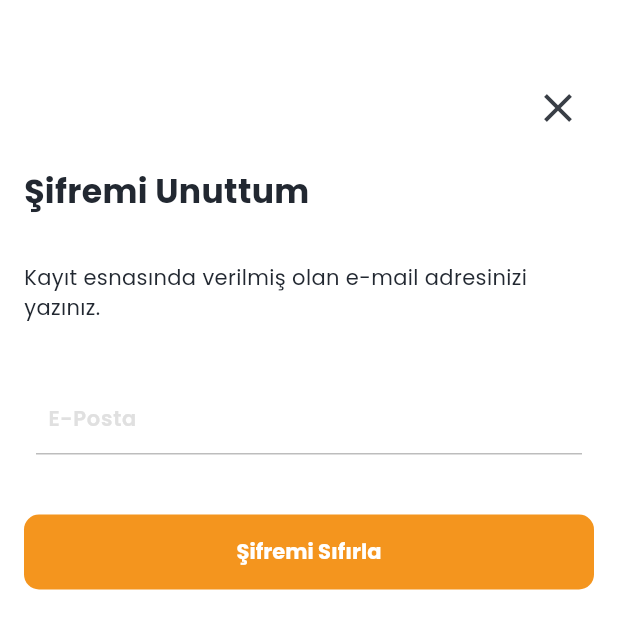
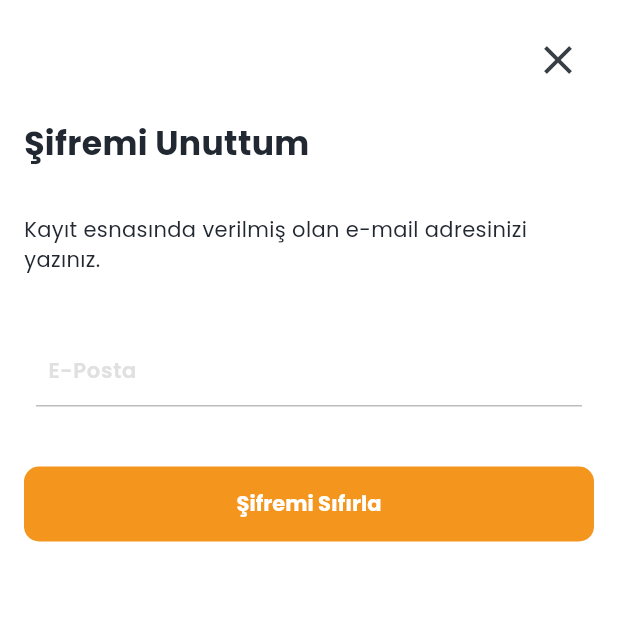
Before and after one commit to emresutuna/flt_yeni_okul, a Flutter app: the ForgotPasswordEmailPage screen opened by its route, on a phone screen of 412 x 824 dp. Shown: the top 629 px of the screen. Run offline on Flutter 3.47's test engine with Material 3 defaults, Android fonts, the phone set to English and light mode, and no system bars; our stand-ins replace bloc, cached_network_image, carousel_slider, cloud_firestore, dio, dropdown_button2 and 19 more; missing offline and left inert: chucker_flutter, dart:ffi, flutter_text_box, onboarding; accounts and stored records are empty.

Commit message:
added ForgotPassword ,ui fix

```diff
--- a/lib/service/apiUrls.dart
+++ b/lib/service/apiUrls.dart
@@ -3,6 +3,7 @@ import '../ui/course/model/CourseTypeEnum.dart';
 class ApiUrls {
   static const String loginUrl = "/login";
   static const String register = "/register";
+  static const String forgotPassword = "/forgot-password";
   static const String logout = "/logout";
   static const String lectures = "/lecture";
   static const String school = "/mobile/school";
--- /dev/null
+++ b/lib/ui/forgotpassword/ForgotPasswordRequest.dart
@@ -0,0 +1,17 @@
+class ForgotPasswordRequest {
+  String email;
+
+  ForgotPasswordRequest({required this.email});
+
+  Map<String, dynamic> toJson() {
+    return {
+      'email': email,
+    };
+  }
+
+  factory ForgotPasswordRequest.fromJson(Map<String, dynamic> json) {
+    return ForgotPasswordRequest(
+      email: json['email'],
+    );
+  }
+}
--- /dev/null
+++ b/lib/ui/forgotpassword/ForgotPasswordResponse.dart
@@ -0,0 +1,18 @@
+class ForgotPasswordResponse {
+  bool? status;
+  String? message;
+
+  ForgotPasswordResponse({this.status, this.message});
+
+  ForgotPasswordResponse.fromJson(Map<String, dynamic> json) {
+    status = json['status'];
+    message = json['message'];
+  }
+
+  Map<String, dynamic> toJson() {
+    final Map<String, dynamic> data = <String, dynamic>{};
+    data['status'] = status;
+    data['message'] = message;
+    return data;
+  }
+}
--- /dev/null
+++ b/lib/ui/forgotpassword/bloc/ForgotPasswordEvent.dart
@@ -0,0 +1,11 @@
+import '../ForgotPasswordRequest.dart';
+
+abstract class ForgotPasswordEvent {}
+
+class ForgotPwd extends ForgotPasswordEvent {
+  final ForgotPasswordRequest request;
+
+  ForgotPwd({
+    required this.request,
+  });
+}
--- /dev/null
+++ b/lib/ui/forgotpassword/bloc/ForgotPasswordState.dart
@@ -0,0 +1,19 @@
+import 'package:baykurs/ui/forgotpassword/ForgotPasswordResponse.dart';
+
+abstract class ForgotPasswordState {}
+
+class ForgotPasswordDefault extends ForgotPasswordState {}
+
+class ForgotPasswordLoading extends ForgotPasswordState {}
+
+class ForgotPasswordSuccess extends ForgotPasswordState {
+  final ForgotPasswordResponse response;
+
+  ForgotPasswordSuccess(this.response);
+}
+
+class ForgotPasswordError extends ForgotPasswordState {
+  final String error;
+
+  ForgotPasswordError(this.error);
+}
--- a/lib/ui/forgotpassword/forgotPasswordEmail.dart
+++ b/lib/ui/forgotpassword/forgotPasswordEmail.dart
@@ -1,9 +1,14 @@
+import 'package:baykurs/ui/forgotpassword/ForgotPasswordRequest.dart';
 import 'package:baykurs/ui/forgotpassword/ForgotPasswordValidation.dart';
+import 'package:baykurs/ui/forgotpassword/bloc/ForgotPasswordBloc.dart';
+import 'package:baykurs/ui/forgotpassword/bloc/ForgotPasswordEvent.dart';
 import 'package:baykurs/widgets/PrimaryButton.dart';
 import 'package:flutter/material.dart';
+import 'package:flutter_bloc/flutter_bloc.dart';
 import 'package:get/get.dart';
 import '../../util/YOColors.dart';
 import '../../widgets/PrimaryInputField.dart';
+import 'bloc/ForgotPasswordState.dart';
 
 class ForgotPasswordEmailPage extends StatefulWidget {
   const ForgotPasswordEmailPage({super.key});
@@ -27,7 +32,30 @@ class _ForgotPasswordEmailPageState extends State<ForgotPasswordEmailPage> {
   Widget build(BuildContext context) {
     return Scaffold(
       backgroundColor: Colors.white,
-      body: Padding(
+      body: BlocConsumer<ForgotPasswordBloc, ForgotPasswordState>(
+        listener: (context, state) async {
+          if (state is ForgotPasswordSuccess) {
+            Get.snackbar(
+              "Başarılı",
+              state.response.message ?? "Mail Adresinize sıfırlama bağlantısı iletildi",
+              colorText: Colors.white,
+              backgroundColor: Colors.green,
+            );
+            Future.delayed(const Duration(seconds: 1), () {
+              Navigator.pop(context);
+            });
+          } else if (state is ForgotPasswordError) {
+            Get.snackbar(
+              "Hata",
+              state.error ?? "Bir hata oluştu, lütfen tekrar deneyin.",
+              colorText: Colors.white,
+              backgroundColor: Colors.red,
+            );
+          }
+        },
+        builder: (context, state) {
+          return SingleChildScrollView(
+            child: Padding(
               padding: const EdgeInsets.all(16.0),
               child: Column(
                 mainAxisAlignment: MainAxisAlignment.start,
@@ -35,34 +63,22 @@ class _ForgotPasswordEmailPageState extends State<ForgotPasswordEmailPage> {
                 children: [
                   Align(
                     alignment: Alignment.topRight,
-              child: Padding(
-                padding: const EdgeInsets.only(
-                    left: 0.0, top: 32, right: 0, bottom: 0),
                     child: IconButton(
                       color: color2,
                       padding: EdgeInsets.zero,
                       constraints: const BoxConstraints(),
                       iconSize: 32,
                       alignment: Alignment.centerLeft,
-                  icon: const Icon(
-                    Icons.close,
-                  ),
-                  onPressed: () {
-                    Navigator.pop(context);
-                  },
+                      icon: const Icon(Icons.close),
+                      onPressed: () => Navigator.pop(context),
                     ),
                   ),
-            ),
-            const SizedBox(
-              height: 16,
-            ),
+                  const SizedBox(height: 16),
                   Text(
                     "Şifremi Unuttum",
                     style: styleBlack18Bold.copyWith(fontSize: 22),
                   ),
-            const SizedBox(
-              height: 32,
-            ),
+                  const SizedBox(height: 32),
                   Text(
                     "Kayıt esnasında verilmiş olan e-mail adresinizi yazınız.",
                     style: styleBlack14Regular,
@@ -71,26 +87,28 @@ class _ForgotPasswordEmailPageState extends State<ForgotPasswordEmailPage> {
                   PrimaryInputField(
                     controller: forgotPasswordValidation.emailController,
                     hintText: "E-Posta",
+                    keyboardType: TextInputType.emailAddress,
                   ),
                   const SizedBox(height: 32),
                   SizedBox(
                     width: double.infinity,
-                child: PrimaryButton(
+                    child: state is ForgotPasswordLoading
+                        ? Center(child: CircularProgressIndicator(color: color5,))
+                        : PrimaryButton(
                       text: "Şifremi Sıfırla",
                       onPress: () {
-                      if(forgotPasswordValidation.loginValid()){
-                        Get.snackbar(
-                          "Başarılı",
-                          "Mail Adresinize sıfırlama bağlantısı iletildi",
-                          colorText: Colors.white,
-                          backgroundColor: Colors.green,
+                        context.read<ForgotPasswordBloc>().add(
+                          ForgotPwd(request: ForgotPasswordRequest(email: forgotPasswordValidation.emailController.text)),
                         );
-                      }
-
-                    })),
+                      },
+                    ),
+                  ),
                 ],
               ),
             ),
           );
+        },
+      ),
+    );
   }
 }
--- a/lib/util/app_routes.dart
+++ b/lib/util/app_routes.dart
@@ -3,6 +3,7 @@ import 'package:baykurs/ui/courseBundle/CourseBundle.dart';
 import 'package:baykurs/ui/courseBundleDetail/CourseBundleDetail.dart';
 import 'package:baykurs/ui/coursedetail/bloc/CourseDetailBloc.dart';
 import 'package:baykurs/ui/favoriteschool/bloc/FavoriteSchoolBloc.dart';
+import 'package:baykurs/ui/forgotpassword/bloc/ForgotPasswordBloc.dart';
 import 'package:baykurs/ui/onboarding/GuestPage.dart';
 import 'package:baykurs/ui/payment/PaymentPreviewPage.dart';
 import 'package:baykurs/ui/payment/bloc/PaymentPreviewBloc.dart';
@@ -45,12 +46,12 @@ import '../ui/timesheet/TimeSheetPage.dart';
 
 class AppRoutes {
   static Map<String, WidgetBuilder> get routes => {
-        '/onboardingPage': (context) =>  OnboardingScreen(),
+        '/onboardingPage': (context) => OnboardingScreen(),
         '/teacherCoach': (context) => const TeacherCoach(),
         '/notificationPage': (context) => BlocProvider(
               create: (context) =>
                   FavoriteSchoolBloc(userRepository: UserRepository()),
-              child:  const NotificationPage(),
+              child: const NotificationPage(),
             ),
         '/favoriteSchool': (context) => BlocProvider(
               create: (context) =>
@@ -58,9 +59,14 @@ class AppRoutes {
               child: const FavoriteSchoolPage(),
             ),
         '/mainPage': (context) => const MyHomePage(title: ""),
-        '/emailActivationInfoPage': (context) => const EmailActivationInfoPage(),
+        '/emailActivationInfoPage': (context) =>
+            const EmailActivationInfoPage(),
         '/guestPage': (context) => const GuestPage(),
-        '/forgotPasswordEmail': (context) => const ForgotPasswordEmailPage(),
+        '/forgotPasswordEmail': (context) => BlocProvider(
+              create: (context) =>
+                  ForgotPasswordBloc(userRepository: UserRepository()),
+              child: const ForgotPasswordEmailPage(),
+            ),
         '/emailOtp': (context) => const EmailOtpPage(),
         '/userEditSelection': (context) => const UserEditSelection(),
         '/newPasswordPage': (context) => const NewPasswordPage(),
```
Also changed, not shown: lib/repository/userRepository.dart (+38 -6 lines), lib/ui/forgotpassword/bloc/ForgotPasswordBloc.dart (added, +35 -0 lines). Lines whose indentation alone changed are shown as unchanged.
